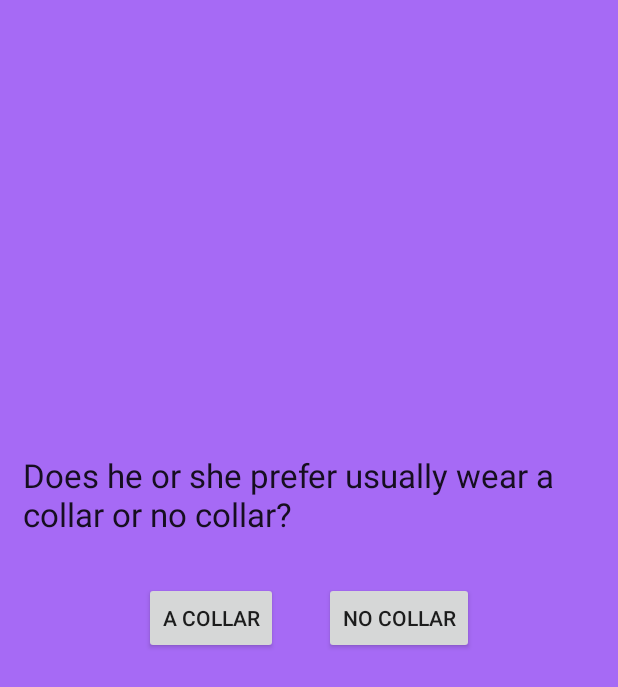
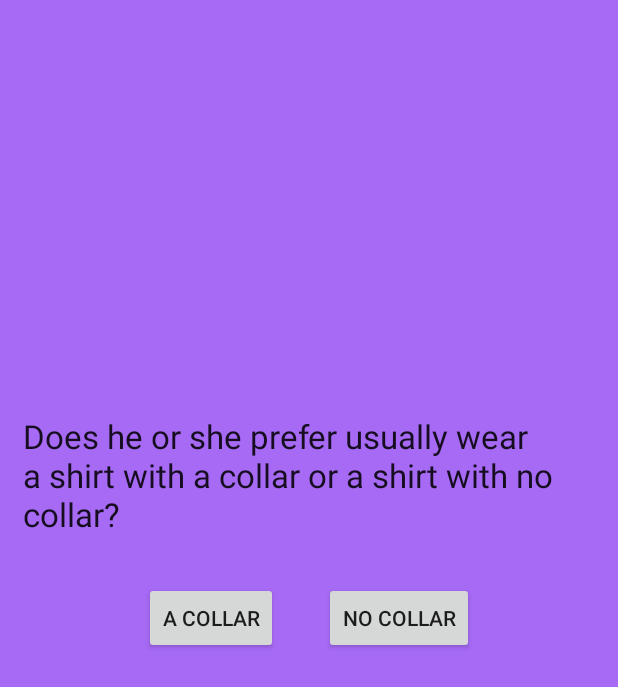
Before and after one commit to ghigbie/giftbug, an Android app: the layout fragment_collar_no_collar.xml on its own in the app's theme, with its tools: preview values and no code run, on a phone screen of 412 x 824 dp. Shown: the top 687 px of the screen. Run offline under Robolectric (Android 15) with nearby library versions, the phone set to English and light mode, and no system bars.

Commit message:
changed collar string

```diff
--- a/app/src/main/res/values/strings.xml
+++ b/app/src/main/res/values/strings.xml
@@ -23,7 +23,7 @@
     <string name="outdoors_indoors">Does he or she prefer the outdoors or the indoors?</string>
     <string name="outdoors">Outdoors</string>
     <string name="indoors">Indoors</string>
-    <string name="collar_no_collar">Does he or she prefer usually wear a collar or no collar?</string>
+    <string name="collar_no_collar">Does he or she prefer usually wear a shirt with a collar or a shirt with no collar?</string>
     <string name="collar">A Collar</string>
     <string name="no_collar">No Collar</string>
     <string name="burger_fine">Does he or she usually prefer burgers and fries or fine dining?</string>
```
